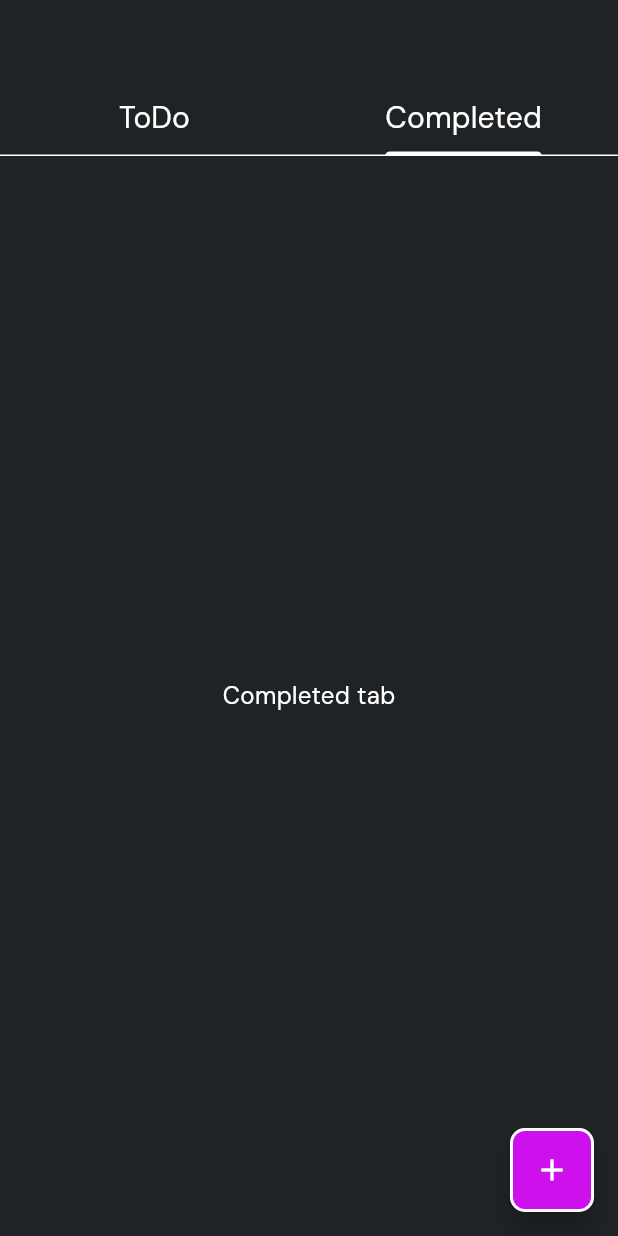
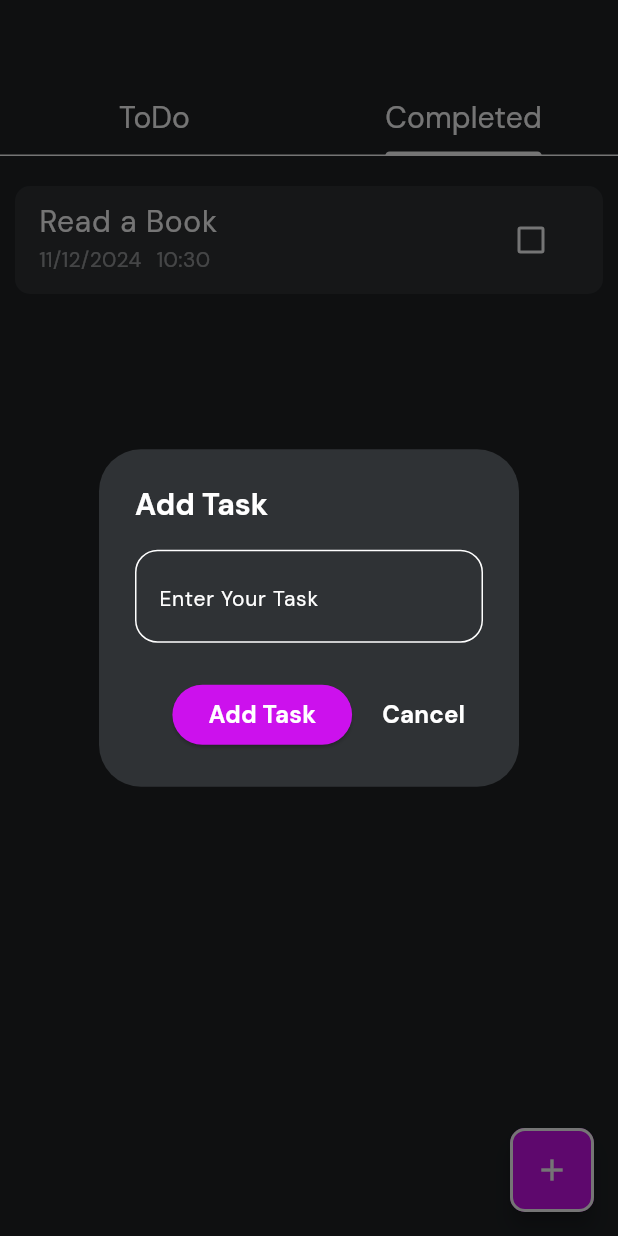
Before and after one commit to ADWx2001/flutter-app-practice, a Flutter app: the TodoPage screen opened by its route, tab 2 chosen, after a tap on the "add" icon, on a phone screen of 412 x 824 dp. Run offline on Flutter 3.47's test engine with Material 3 defaults, Android fonts, the phone set to English and light mode, and no system bars; our stand-ins replace go_router, google_fonts, hive, hive_flutter; accounts and stored records are empty; generated files the repository leaves out were written again.

Commit message:
feat: added the add task model and functions to it

```diff
--- a/notes_app/lib/pages/todo_page.dart
+++ b/notes_app/lib/pages/todo_page.dart
@@ -20,13 +20,20 @@ class _TodoPageState extends State<TodoPage>
   late List<ToDo> allToDos = [];
   late List<ToDo> completedToDos = [];
   late List<ToDo> incompletedToDos = [];
+  TextEditingController _taskController = TextEditingController();
 
   @override
   void initState() {
-    // TODO: implement initState
     super.initState();
     _checkIfUserIsNew();
     _tabController = TabController(length: 2, vsync: this);
+  }
+
+  @override
+  void dispose() {
+    _tabController.dispose();
+    _taskController.dispose();
+    super.dispose();
   }
 
   void _checkIfUserIsNew() async {
@@ -47,16 +54,75 @@ class _TodoPageState extends State<TodoPage>
 // Method to load the todos into the state
   Future<void> _loadToDos() async {
     try {
-    final List<ToDo> _loadedToDOs = await toDoService.loadTodos(); // Await the result
+      final List<ToDo> _loadedToDOs =
+          await toDoService.loadTodos(); // Await the result
       if (!mounted) return; // Ensure the widget is still in the widget tree
       setState(() {
         allToDos = _loadedToDOs;
         incompletedToDos = allToDos.where((todo) => !todo.isDone).toList();
-      completedToDos = allToDos.where((todo) => todo.isDone).toList(); // Fix condition
+        completedToDos =
+            allToDos.where((todo) => todo.isDone).toList(); // Fix condition
       });
     } catch (e) {
       print('Error loading todos: $e'); // Debugging log
     }
+  }
+
+  void openMessageModel(BuildContext context) {
+    showDialog(
+        context: context,
+        builder: (context) {
+          return AlertDialog(
+            backgroundColor: AppColors.aCardColor,
+            title: Text(
+              "Add Task",
+              style: AppTextStyles.appDescription.copyWith(
+                fontSize: 20,
+                fontWeight: FontWeight.bold,
+              ),
+            ),
+            content: TextField(
+              controller: _taskController,
+              style: TextStyle(
+                color: AppColors.aWhiteColor,
+                fontSize: 20,
+              ),
+              decoration: InputDecoration(
+                hintText: "Enter Your Task",
+                hintStyle: AppTextStyles.appDescriptionSmall,
+                border: OutlineInputBorder(
+                  borderRadius: BorderRadius.circular(15),
+                ),
+              ),
+            ),
+            actions: [
+              ElevatedButton(
+                onPressed: () {},
+                style: ButtonStyle(
+                  backgroundColor: const WidgetStatePropertyAll(
+                    AppColors.aFabColor,
+                  ),
+                  shape: WidgetStatePropertyAll(
+                    RoundedRectangleBorder(
+                      borderRadius: BorderRadius.circular(100),
+                    ),
+                  ),
+                ),
+                child: const Text(
+                  "Add Task",
+                  style: AppTextStyles.appButton,
+                ),
+              ),
+              TextButton(
+                onPressed: () {},
+                child: const Text(
+                  "Cancel",
+                  style: AppTextStyles.appButton,
+                ),
+              ),
+            ],
+          );
+        });
   }
 
   @override
@@ -82,7 +148,9 @@ Future<void> _loadToDos() async {
         ),
       ),
       floatingActionButton: FloatingActionButton(
-        onPressed: () {},
+        onPressed: () {
+          openMessageModel(context);
+        },
         shape: RoundedRectangleBorder(
           borderRadius: const BorderRadius.all(
             Radius.circular(10),
@@ -102,9 +170,11 @@ Future<void> _loadToDos() async {
         children: [
           ToDoTab(
             incompletedToDos: incompletedToDos,
+            completeToDo: completedToDos,
           ),
           CompletedTab(
             completedToDOs: completedToDos,
+            incompletedToDos: incompletedToDos,
           )
         ],
       ),
--- a/notes_app/lib/widgets/completed_tab.dart
+++ b/notes_app/lib/widgets/completed_tab.dart
@@ -1,21 +1,72 @@
 import 'package:flutter/material.dart';
+import 'package:notes_app/helpers/show_snack_bar.dart';
 import 'package:notes_app/models/todo_model.dart';
+import 'package:notes_app/services/todo_service.dart';
+import 'package:notes_app/utils/router.dart';
 import 'package:notes_app/utils/text_styles.dart';
+import 'package:notes_app/widgets/to_do_card.dart';
 
 class CompletedTab extends StatefulWidget {
   final List<ToDo> completedToDOs;
+  final List<ToDo> incompletedToDos;
 
-  const CompletedTab({super.key, required this.completedToDOs});
+  const CompletedTab({super.key, required this.completedToDOs, required this.incompletedToDos});
 
   @override
   State<CompletedTab> createState() => _CompletedTabState();
 }
 
 class _CompletedTabState extends State<CompletedTab> {
+  void _markToDoasUnDone(ToDo todo) async {
+    try {
+      final ToDo updatedToDo = ToDo(
+        title: todo.title,
+        time: todo.time,
+        isDone: true,
+        date: todo.date,
+      );
+      await TodoService().markAsunDone(updatedToDo);
+
+      //show snack bar
+      setState(() {
+        widget.completedToDOs.remove(todo);
+        widget.incompletedToDos.add(todo);
+      });
+      AppHelpers.showSnackBar(context, "marked as incompleted");
+
+      AppRouter.router.go("/todos");
+
+    } catch (e) {
+      print(e.toString());
+    }
+  }
   @override
   Widget build(BuildContext context) {
-    return Center(
-      child: Text("Completed tab", style: AppTextStyles.appBody,),
+    setState(() {
+      widget.completedToDOs.sort((a, b) => a.time.compareTo(b.time));
+    });
+    return Padding(
+      padding: EdgeInsets.all(10),
+      child: Column(
+        children: [
+          const SizedBox(
+            height: 10,
+          ),
+          Expanded(
+            child: ListView.builder(
+              itemBuilder: (context, index) {
+                final ToDo todo = widget.completedToDOs[index];
+                return TodoCard(
+                  toDo: todo,
+                  isComplete: false,
+                  onCheckBoxChanged: () {_markToDoasUnDone(todo);},
+                );
+              },
+              itemCount: widget.completedToDOs.length,
+            ),
+          )
+        ],
+      ),
     );
   }
 }
--- a/notes_app/lib/widgets/to_do_tab.dart
+++ b/notes_app/lib/widgets/to_do_tab.dart
@@ -9,7 +9,9 @@ import 'package:notes_app/widgets/to_do_card.dart';
 
 class ToDoTab extends StatefulWidget {
   final List<ToDo> incompletedToDos;
-  const ToDoTab({super.key, required this.incompletedToDos});
+  final List<ToDo> completeToDo;
+  const ToDoTab(
+      {super.key, required this.incompletedToDos, required this.completeToDo});
 
   @override
   State<ToDoTab> createState() => _ToDoTabState();
@@ -30,10 +32,10 @@ class _ToDoTabState extends State<ToDoTab> {
       AppHelpers.showSnackBar(context, "marked as completed");
       setState(() {
         widget.incompletedToDos.remove(todo);
+        widget.completeToDo.add(todo);
       });
 
       AppRouter.router.go("/todos");
-
     } catch (e) {
       print(e.toString());
     }
@@ -41,6 +43,9 @@ class _ToDoTabState extends State<ToDoTab> {
 
   @override
   Widget build(BuildContext context) {
+    setState(() {
+      widget.incompletedToDos.sort((a, b) => a.time.compareTo(b.time));
+    });
     return Padding(
       padding: EdgeInsets.all(10),
       child: Column(
@@ -55,7 +60,9 @@ class _ToDoTabState extends State<ToDoTab> {
                 return TodoCard(
                   toDo: todo,
                   isComplete: false,
-                  onCheckBoxChanged: () {_markToDoasDone(todo);},
+                  onCheckBoxChanged: () {
+                    _markToDoasDone(todo);
+                  },
                 );
               },
               itemCount: widget.incompletedToDos.length,
```
Also changed, not shown: notes_app/lib/services/todo_service.dart (+25 -0 lines). Lines whose indentation alone changed are shown as unchanged.
